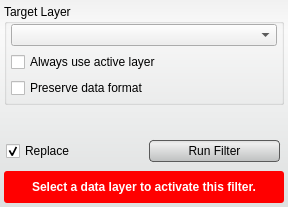
SCIInstitute/Seg3D, file src/Interface/ToolInterface/DiscreteGaussianFilterInterface.ui: the form before one commit.
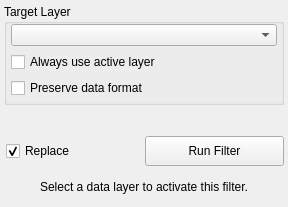
The form after the commit. Custom widgets are drawn as their Qt base class.

Diff of the .ui file:
```diff
--- a/src/Interface/ToolInterface/DiscreteGaussianFilterInterface.ui
+++ b/src/Interface/ToolInterface/DiscreteGaussianFilterInterface.ui
@@ -25,34 +25,6 @@
   <property name="windowTitle">
    <string>Discrete Gaussian Filter</string>
   </property>
-  <property name="styleSheet">
-   <string notr="true">QWidget#DiscreteGaussianFilterInterface{
-  border-radius: 3px;
-  background-color: qlineargradient(spread:pad, x1:0.5, y1:0, x2:0.5, y2:0.960227, stop:0 rgba(241, 241, 241, 255), stop:0.155779 rgba(250, 250, 250, 255), stop:1 rgba(222, 224, 224, 255));      
-}
-
-
-QPushButton{
-  background-color: qlineargradient(spread:pad, x1:0.5, y1:0, x2:0.5, y2:0.960227, stop:0 rgba(221, 221, 221, 255), stop:0.155779 rgba(238, 238, 238, 255), stop:1 rgba(192, 194, 194, 255));
-  border-radius: 4px;
-  border: 1px solid rgb(90, 90, 90);
-  margin:4px;
-}
-
-QPushButton:hover{
-  background-color: qlineargradient(spread:pad, x1:0.5, y1:0, x2:0.5, y2:1, stop:0 rgba(195, 195, 195, 255), stop:0.253769 rgba(206, 206, 206, 255), stop:1 rgba(185, 185, 185, 255));
-  border-radius: 4px;
-  border: 1px solid rgb(90, 90, 90);
-  margin:4px;
-}
-
-QPushButton:pressed{
-  background-color: qlineargradient(spread:pad, x1:0.5, y1:0, x2:0.5, y2:1, stop:0 rgba(150, 150, 150, 255), stop:0.753769 rgba(206, 206, 206, 255), stop:1 rgba(185, 185, 185, 255));
-  border-radius: 4px;
-  border: 1px solid rgb(90, 90, 90);
-  margin:4px;
-}</string>
-  </property>
   <layout class="QVBoxLayout" name="verticalLayout">
    <property name="spacing">
     <number>4</number>
@@ -211,17 +183,6 @@
        <height>32</height>
       </size>
      </property>
-     <property name="styleSheet">
-      <string notr="true">QLabel#message_{
-  color: white;
-  font: bold;
-}
-
-QWidget#message_alert_{
-  border-radius: 3px;
-  background-color: red;
-}</string>
-     </property>
      <layout class="QHBoxLayout" name="horizontalLayout_5">
       <property name="spacing">
        <number>0</number>
```
